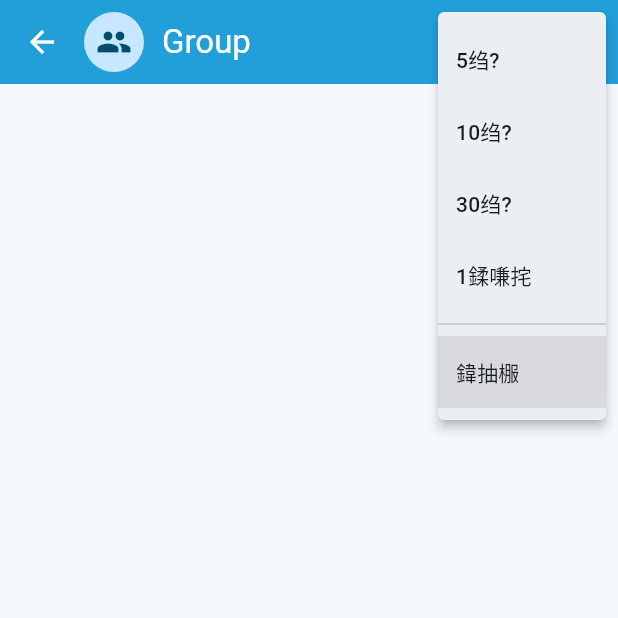
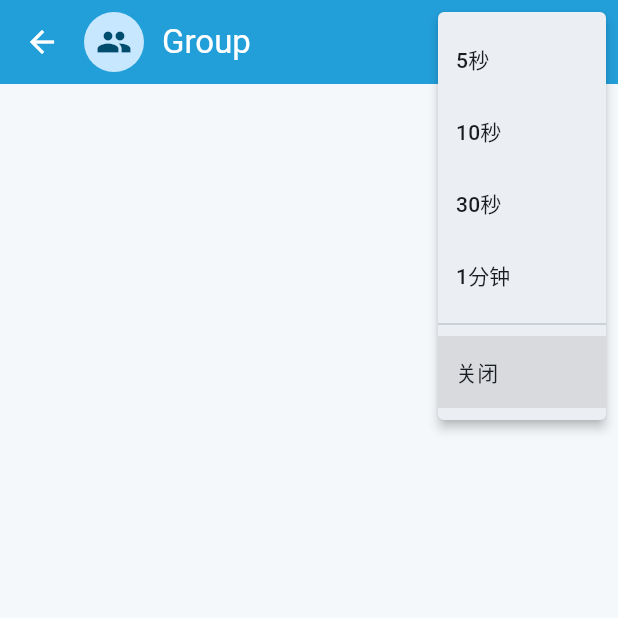
Before and after one commit to m13159728980-creator/futtertestipa, a Flutter app: the GroupScreen screen opened directly with empty values, after a tap on the "local fire department" icon, on a phone screen of 412 x 824 dp, the top half of it. Run offline on Flutter 3.47's test engine with Material 3 defaults, Android fonts, the phone set to English and light mode, and no system bars; our stand-ins replace flutter_riverpod, flutter_secure_storage, sqflite; missing offline and left inert: cryptography; accounts and stored records are empty.

Commit message:
fix: restore burn menu labels

```diff
--- a/app/lib/widgets/burn_mode_menu.dart
+++ b/app/lib/widgets/burn_mode_menu.dart
@@ -42,12 +42,12 @@ class BurnModeMenu extends StatelessWidget {
       initialValue: BurnModeMenuValue.fromDuration(selected),
       onSelected: (value) => onSelected(value.duration),
       itemBuilder: (context) => const [
-        PopupMenuItem(value: BurnModeMenuValue.seconds5, child: Text('5绉?')),
-        PopupMenuItem(value: BurnModeMenuValue.seconds10, child: Text('10绉?')),
-        PopupMenuItem(value: BurnModeMenuValue.seconds30, child: Text('30绉?')),
-        PopupMenuItem(value: BurnModeMenuValue.seconds60, child: Text('1鍒嗛挓')),
+        PopupMenuItem(value: BurnModeMenuValue.seconds5, child: Text('5秒')),
+        PopupMenuItem(value: BurnModeMenuValue.seconds10, child: Text('10秒')),
+        PopupMenuItem(value: BurnModeMenuValue.seconds30, child: Text('30秒')),
+        PopupMenuItem(value: BurnModeMenuValue.seconds60, child: Text('1分钟')),
         PopupMenuDivider(),
-        PopupMenuItem(value: BurnModeMenuValue.off, child: Text('鍏抽棴')),
+        PopupMenuItem(value: BurnModeMenuValue.off, child: Text('关闭')),
       ],
     );
   }
```
Also changed, not shown: 1 other file.
